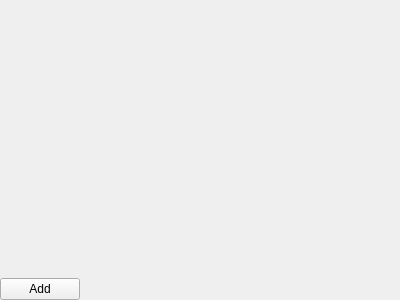
The window that tools/cathedral/ui/ActionList.ui (comphack/comp_hack) describes before a commit, drawn with Qt 5.
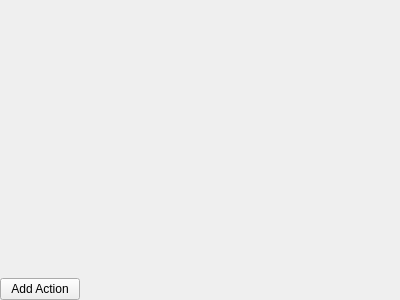
The same window after the commit.

Diff of the .ui file:
```diff
--- a/tools/cathedral/ui/ActionList.ui
+++ b/tools/cathedral/ui/ActionList.ui
@@ -42,7 +42,7 @@
      <item>
       <widget class="QPushButton" name="actionAdd">
        <property name="text">
-        <string>Add</string>
+        <string>Add Action</string>
        </property>
       </widget>
      </item>
```
Left out of the diff: 11 changed lines with no effect on the pictures.
